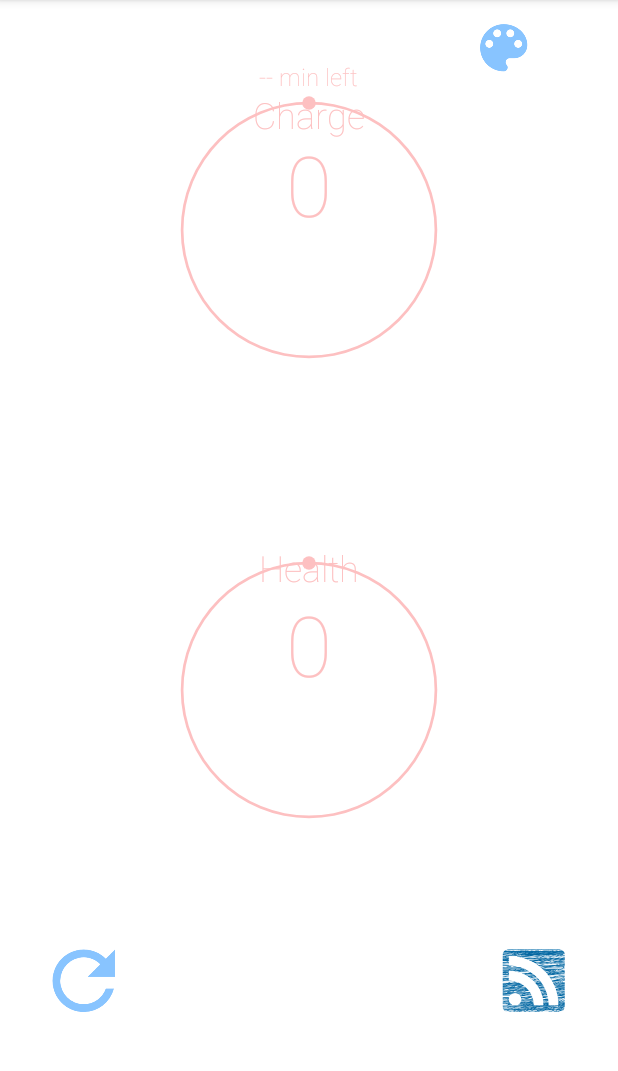
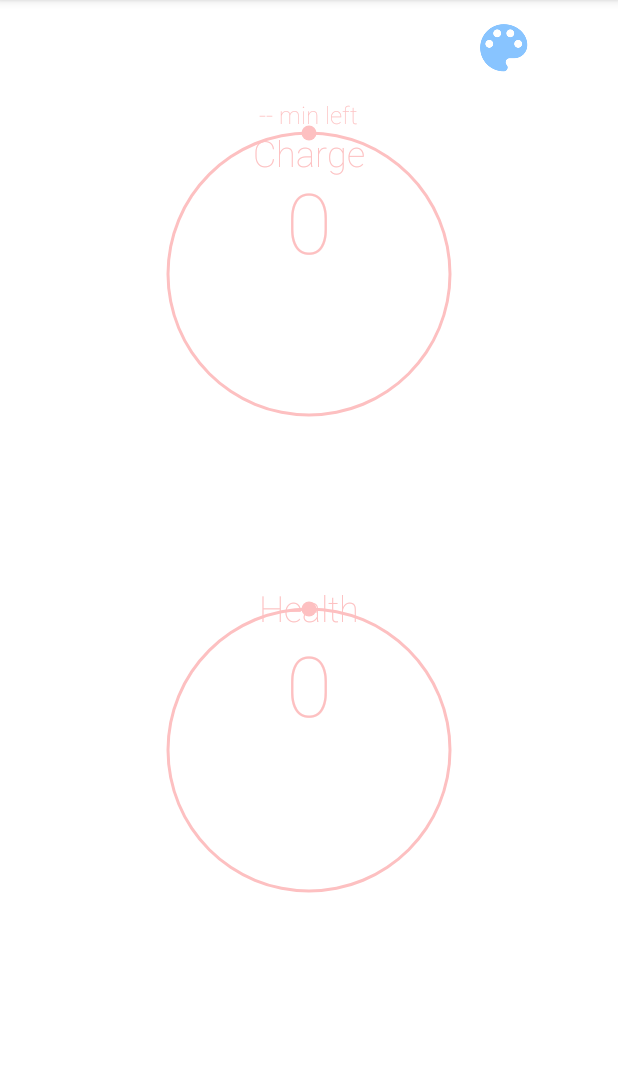
Before and after one commit to nebulaM/BatteryStateBLE, an Android app: the MainActivity screen opened directly, with no data from a screen before it, on a phone screen of 412 x 824 dp, the part 84-1155 px from its top. Run offline under Robolectric (Android 15) with nearby library versions, the phone set to English and light mode, and no system bars; 3 statements that could not run were skipped.

Commit message:
refine layout and font size; hide buttons

```diff
--- a/app/src/main/java/com/github/batterystate/BatteryStatusDisplay.java
+++ b/app/src/main/java/com/github/batterystate/BatteryStatusDisplay.java
@@ -88,7 +88,11 @@ public class BatteryStatusDisplay extends Fragment {
             }
         });
 
+        readBLE.setAlpha(0.0f);
+
         ImageButton subscribeBLEBtn = (ImageButton) view.findViewById(R.id.setNotification);
+        subscribeBLEBtn.setAlpha(0.0f);
+
         subscribeBLEBtn.setOnClickListener(new View.OnClickListener() {
             @Override
             public void onClick(View v) {
@@ -181,7 +185,7 @@ public class BatteryStatusDisplay extends Fragment {
                 switch (DISPLAY_CHARGE) {
                     case 1:
                         int volt=parseInt(dataSet[6],dataSet[7]);
-                        mTextCharge.setTextSize(TypedValue.COMPLEX_UNIT_SP,32);
+                        mTextCharge.setTextSize(TypedValue.COMPLEX_UNIT_SP,42);
                         mTextChargeTitle.setText(getText(R.string.voltage));
                         if(volt>1000){
                             double v=volt/1000.0;
@@ -191,7 +195,7 @@ public class BatteryStatusDisplay extends Fragment {
                         }
                         break;
                     case 2:
-                        mTextCharge.setTextSize(TypedValue.COMPLEX_UNIT_SP,32);
+                        mTextCharge.setTextSize(TypedValue.COMPLEX_UNIT_SP,42);
                         mTextChargeTitle.setText(getText(R.string.current));
                         int absAmp=Math.abs(current);
                         if(absAmp>1000){
@@ -219,7 +223,7 @@ public class BatteryStatusDisplay extends Fragment {
                         break;
                     case 2:
                         double repCap=parseInt(dataSet[10],dataSet[11])/100.0;
-                        mTextHealth.setTextSize(TypedValue.COMPLEX_UNIT_SP,30);
+                        mTextHealth.setTextSize(TypedValue.COMPLEX_UNIT_SP,42);
                         mTextHealth.setText(String.valueOf(repCap)+" Ah");
                         mTextHealthTitle.setText("RepCap");
                         break;
--- a/app/src/main/res/layout/battery_status.xml
+++ b/app/src/main/res/layout/battery_status.xml
@@ -15,6 +15,7 @@
             android:layout_gravity="center_horizontal"
             >
                 <com.github.batterystate.DonutView
+                    android:layout_marginTop="@dimen/padding"
                     android:id="@+id/ViewBatteryLevel"
                     android:layout_width="wrap_content"
                     android:layout_height="wrap_content"
@@ -26,12 +27,12 @@
                     custom:donut_color_middle_fade="@color/orange_fade"
                     custom:donut_color_empty="@color/red"
                     custom:donut_color_empty_fade="@color/red_fade"
-                    custom:radius="90dp" />
+                    custom:radius="100dp" />
                 <TextView android:id="@+id/textViewBatLevelTitle"
                     android:layout_width="wrap_content"
                     android:layout_height="wrap_content"
                     android:layout_gravity="center_horizontal"
-                    android:layout_marginTop="60dp"
+                    android:layout_marginTop="85dp"
                     android:textColor="@color/red_fade"
                     android:textSize="24sp"
                     android:fontFamily="sans-serif-thin"
@@ -41,7 +42,7 @@
                     android:layout_width="wrap_content"
                     android:layout_height="wrap_content"
                     android:layout_gravity="center_horizontal"
-                    android:layout_marginTop="85dp"
+                    android:layout_marginTop="110dp"
                     android:textColor="@color/red_fade"
                     android:textSize="56sp"
                     android:fontFamily="sans-serif-thin"
@@ -50,7 +51,7 @@
                     android:layout_width="wrap_content"
                     android:layout_height="wrap_content"
                     android:layout_gravity="center_horizontal"
-                    android:layout_marginTop="40dp"
+                    android:layout_marginTop="65dp"
                     android:textColor="@color/red_fade"
                     android:textSize="16sp"
                     android:fontFamily="sans-serif-thin"
@@ -82,7 +83,7 @@
                     custom:donut_color_middle_fade="@color/orange_fade"
                     custom:donut_color_empty="@color/red"
                     custom:donut_color_empty_fade="@color/red_fade"
-                    custom:radius="90dp" />
+                    custom:radius="100dp" />
                 <TextView android:id="@+id/textViewBatHealthTitle"
                     android:layout_width="wrap_content"
                     android:layout_height="wrap_content"
@@ -105,7 +106,7 @@
         </FrameLayout>
 
         <FrameLayout
-            android:layout_weight="0.5"
+            android:layout_weight="0.3"
             android:layout_width="match_parent"
             android:layout_height="0dp"
             android:layout_gravity="center_horizontal"
--- a/app/src/main/res/values/strings.xml
+++ b/app/src/main/res/values/strings.xml
@@ -13,8 +13,6 @@
     <string name="error_bluetooth_not_supported">Bluetooth not supported.</string>
 
     <string name="unknown_device">Unknown device</string>
-
-
 
     <!-- Menu items -->
     <string name="menu_connect">Connect</string>
@@ -35,7 +33,7 @@
     <string name="no_connection">No Connection</string>
     <string name="wrong_device">Wrong Device</string>
 
-    <string name="subscribe">Auto Update Battery Status</string>
+    <string name="subscribe">Auto Updating&#8230;</string>
     <string name="unSubscribe">Cancel Auto Update</string>
 
     <string name="TTE">min left</string>
```
